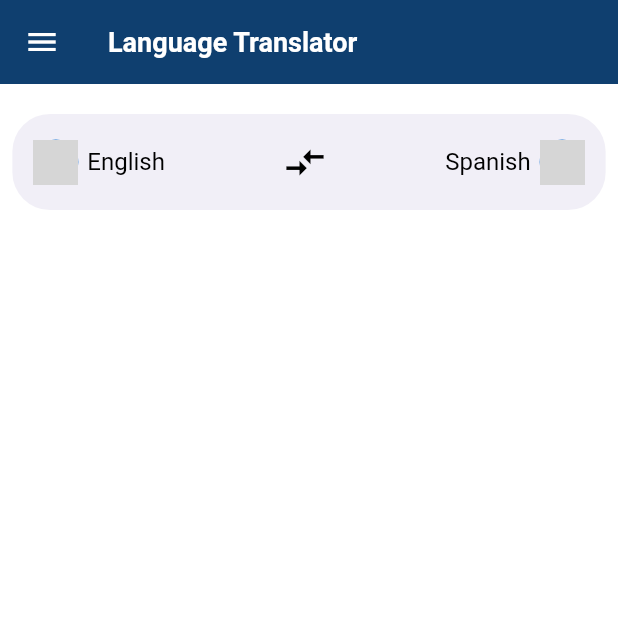
After one commit to MohmaedSobhy/Translate-App, a Flutter app: the screen it shows after launch, on a phone screen of 412 x 824 dp, the top half of it. The commit adds this screen. Run offline on Flutter 3.47's test engine with Material 3 defaults, Android fonts, the phone set to English and light mode, and no system bars; grey boxes are pictures that could not be loaded.

Commit message:
add file home body view add all widget home screen body  to this widget

```diff
--- a/lib/feature/home/presentation/screens/home_screen.dart
+++ b/lib/feature/home/presentation/screens/home_screen.dart
@@ -1,6 +1,6 @@
 import 'package:flutter/material.dart';
 import 'package:translate_app/core/utils/app_string.dart';
-import 'package:translate_app/feature/home/presentation/views/button_animation_view.dart';
+import 'package:translate_app/feature/home/presentation/views/home_body_view.dart';
 
 class HomeScreen extends StatelessWidget {
   const HomeScreen({super.key});
@@ -15,19 +15,7 @@ class HomeScreen extends StatelessWidget {
           icon: const Icon(Icons.menu),
         ),
       ),
-      body: Padding(
-        padding: EdgeInsets.symmetric(
-          horizontal: MediaQuery.sizeOf(context).width * 0.02,
-        ),
-        child: const Column(
-          children: [
-            SizedBox(
-              height: 20,
-            ),
-            ButtonView(),
-          ],
-        ),
-      ),
+      body: const HomeBodyView(),
     );
   }
 }
--- /dev/null
+++ b/lib/feature/home/presentation/views/home_body_view.dart
@@ -0,0 +1,23 @@
+import 'package:flutter/material.dart';
+import 'button_animation_view.dart';
+
+class HomeBodyView extends StatelessWidget {
+  const HomeBodyView({super.key});
+
+  @override
+  Widget build(BuildContext context) {
+    return Padding(
+      padding: EdgeInsets.symmetric(
+        horizontal: MediaQuery.sizeOf(context).width * 0.02,
+      ),
+      child: const Column(
+        children: [
+          SizedBox(
+            height: 20,
+          ),
+          ButtonView(),
+        ],
+      ),
+    );
+  }
+}
```
